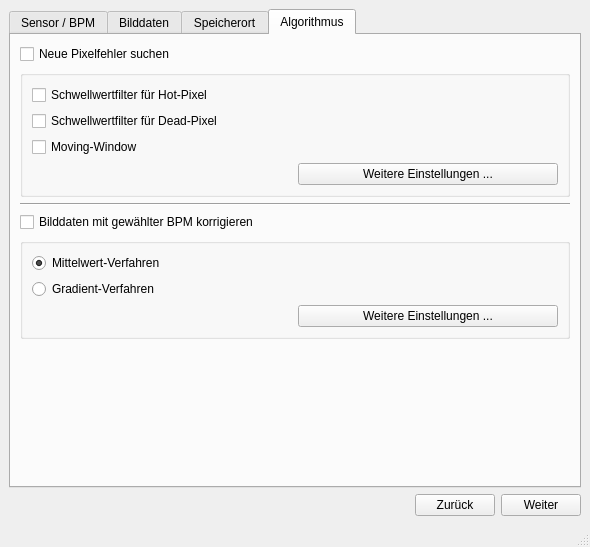
First picture: the form in badPixelMainWindow.ui, repository TrandyAndy/Bad-Pixel, before the edit.
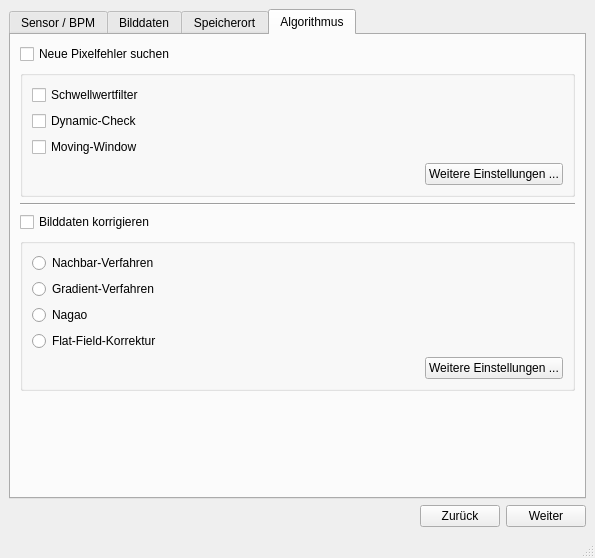
Second picture: the form after the edit. The open tabs and pages were chosen to show the change.

What changed in the file:
```diff
--- a/badPixelMainWindow.ui
+++ b/badPixelMainWindow.ui
@@ -6,8 +6,8 @@
    <rect>
     <x>0</x>
     <y>0</y>
-    <width>590</width>
-    <height>547</height>
+    <width>595</width>
+    <height>558</height>
    </rect>
   </property>
   <property name="mouseTracking">
@@ -17,7 +17,7 @@
    <string>Pixelfehler Korrektur</string>
   </property>
   <widget class="QWidget" name="centralwidget">
-   <layout class="QVBoxLayout" name="verticalLayout_2">
+   <layout class="QVBoxLayout" name="verticalLayout_6">
     <item>
      <layout class="QVBoxLayout" name="verticalLayout">
       <item>
@@ -26,7 +26,7 @@
          <bool>true</bool>
         </property>
         <property name="currentIndex">
-         <number>0</number>
+         <number>3</number>
         </property>
         <widget class="QWidget" name="tabBPM">
          <attribute name="title">
@@ -254,7 +254,7 @@
          <attribute name="title">
           <string>Algorithmus</string>
          </attribute>
-         <layout class="QVBoxLayout" name="verticalLayout_6">
+         <layout class="QVBoxLayout" name="verticalLayout_2">
           <item>
            <widget class="QCheckBox" name="checkBoxAlgorithmusSuchen">
             <property name="text">
@@ -271,43 +271,17 @@
              <item row="0" column="0">
               <widget class="QCheckBox" name="checkBox_4">
                <property name="text">
-                <string>Schwellwertfilter für Hot-Pixel</string>
+                <string>Schwellwertfilter</string>
                </property>
               </widget>
              </item>
-             <item row="0" column="1">
-              <spacer name="horizontalSpacer_2">
-               <property name="orientation">
-                <enum>Qt::Horizontal</enum>
-               </property>
-               <property name="sizeHint" stdset="0">
-                <size>
-                 <width>40</width>
-                 <height>20</height>
-                </size>
-               </property>
-              </spacer>
-             </item>
              <item row="1" column="0">
               <widget class="QCheckBox" name="checkBox_5">
                <property name="text">
-                <string>Schwellwertfilter für Dead-Pixel</string>
+                <string>Dynamic-Check</string>
                </property>
               </widget>
              </item>
-             <item row="1" column="1">
-              <spacer name="horizontalSpacer_3">
-               <property name="orientation">
-                <enum>Qt::Horizontal</enum>
-               </property>
-               <property name="sizeHint" stdset="0">
-                <size>
-                 <width>40</width>
-                 <height>20</height>
-                </size>
-               </property>
-              </spacer>
-             </item>
              <item row="2" column="0">
               <widget class="QCheckBox" name="checkBox_6">
                <property name="text">
@@ -315,39 +289,26 @@
                </property>
               </widget>
              </item>
-             <item row="2" column="1">
-              <spacer name="horizontalSpacer_4">
-               <property name="orientation">
-                <enum>Qt::Horizontal</enum>
-               </property>
-               <property name="sizeHint" stdset="0">
-                <size>
-                 <width>40</width>
-                 <height>20</height>
-                </size>
-               </property>
-              </spacer>
-             </item>
-             <item row="3" column="0">
-              <spacer name="horizontalSpacer_5">
-               <property name="orientation">
-                <enum>Qt::Horizontal</enum>
-               </property>
-               <property name="sizeHint" stdset="0">
-                <size>
-                 <width>40</width>
-                 <height>20</height>
-                </size>
-               </property>
-              </spacer>
-             </item>
-             <item row="3" column="1">
+             <item row="3" column="2">
               <widget class="QPushButton" name="pushButtonAlgorithmusSuchenEinstellungen">
                <property name="text">
                 <string>Weitere Einstellungen ...</string>
                </property>
               </widget>
              </item>
+             <item row="3" column="0">
+              <spacer name="horizontalSpacer_5">
+               <property name="orientation">
+                <enum>Qt::Horizontal</enum>
+               </property>
+               <property name="sizeHint" stdset="0">
+                <size>
+                 <width>40</width>
+                 <height>20</height>
+                </size>
+               </property>
+              </spacer>
+             </item>
             </layout>
            </widget>
           </item>
@@ -361,76 +322,58 @@
           <item>
            <widget class="QCheckBox" name="checkBoxAlgorithmusKorrigieren">
             <property name="text">
-             <string>Bilddaten mit gewählter BPM korrigieren</string>
+             <string>Bilddaten korrigieren</string>
             </property>
            </widget>
           </item>
           <item>
            <widget class="QGroupBox" name="groupBoxKorrigieren">
-            <property name="enabled">
-             <bool>true</bool>
-            </property>
             <property name="title">
              <string/>
             </property>
             <layout class="QGridLayout" name="gridLayout_2">
              <item row="0" column="0">
-              <widget class="QRadioButton" name="radioButton">
+              <widget class="QRadioButton" name="radioButton_9">
                <property name="text">
-                <string>Mittelwert-Verfahren</string>
-               </property>
-               <property name="checked">
-                <bool>true</bool>
+                <string>Nachbar-Verfahren</string>
                </property>
               </widget>
              </item>
-             <item row="0" column="1">
-              <spacer name="horizontalSpacer_6">
-               <property name="orientation">
-                <enum>Qt::Horizontal</enum>
-               </property>
-               <property name="sizeHint" stdset="0">
-                <size>
-                 <width>226</width>
-                 <height>20</height>
-                </size>
-               </property>
-              </spacer>
-             </item>
              <item row="1" column="0">
-              <widget class="QRadioButton" name="radioButton_2">
+              <widget class="QRadioButton" name="radioButton_10">
                <property name="text">
                 <string>Gradient-Verfahren</string>
                </property>
               </widget>
              </item>
-             <item row="1" column="1" rowspan="2">
-              <spacer name="horizontalSpacer_7">
-               <property name="orientation">
-                <enum>Qt::Horizontal</enum>
+             <item row="2" column="0">
+              <widget class="QRadioButton" name="radioButton_11">
+               <property name="text">
+                <string>Nagao</string>
                </property>
-               <property name="sizeHint" stdset="0">
-                <size>
-                 <width>226</width>
-                 <height>20</height>
-                </size>
+              </widget>
+             </item>
+             <item row="3" column="0">
+              <widget class="QRadioButton" name="radioButton_12">
+               <property name="text">
+                <string>Flat-Field-Korrektur</string>
                </property>
-              </spacer>
+              </widget>
              </item>
-             <item row="2" column="0" rowspan="2">
-              <spacer name="horizontalSpacer_8">
+             <item row="4" column="0">
+              <spacer name="horizontalSpacer_2">
                <property name="orientation">
                 <enum>Qt::Horizontal</enum>
                </property>
                <property name="sizeHint" stdset="0">
                 <size>
-                 <width>227</width>
+                 <width>299</width>
                  <height>20</height>
                 </size>
                </property>
               </spacer>
              </item>
-             <item row="3" column="1">
+             <item row="4" column="1">
               <widget class="QPushButton" name="pushButtonAlgorithmusKorrigierenEinstellungen">
                <property name="text">
                 <string>Weitere Einstellungen ...</string>
@@ -500,7 +443,7 @@
     <rect>
      <x>0</x>
      <y>0</y>
-     <width>590</width>
+     <width>595</width>
      <height>22</height>
     </rect>
    </property>
```
